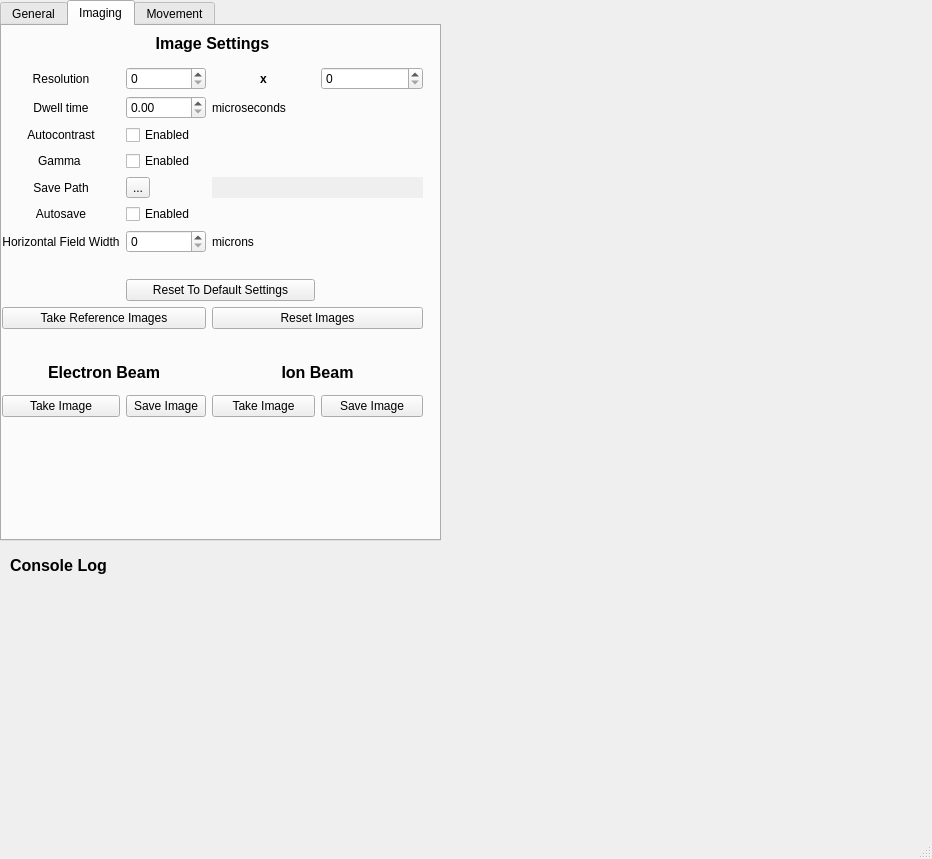
DeMarcoLab/fibsem, file fibsem/ui/qtdesigner_files/connect.ui: the form before one commit.
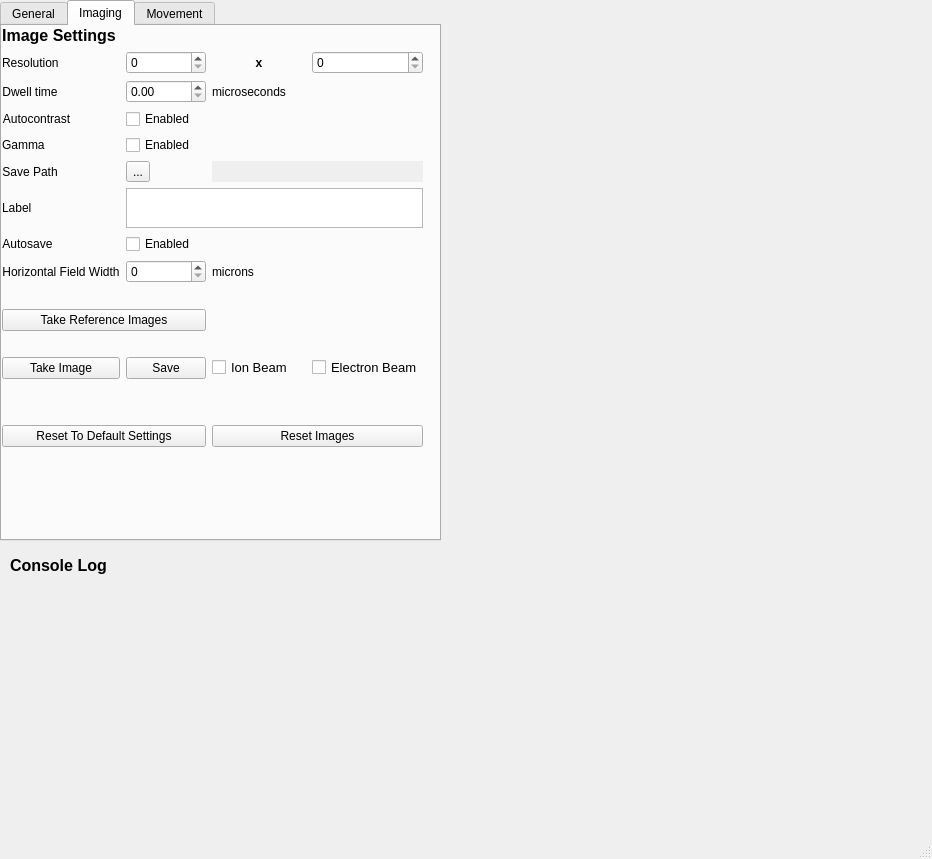
The form after the commit. The open tabs and pages were chosen to show the change.

Diff of the .ui file:
```diff
--- a/fibsem/ui/qtdesigner_files/connect.ui
+++ b/fibsem/ui/qtdesigner_files/connect.ui
@@ -203,7 +203,7 @@
         <x>0</x>
         <y>0</y>
         <width>421</width>
-        <height>391</height>
+        <height>421</height>
        </rect>
       </property>
       <layout class="QGridLayout" name="gridLayout_2">
@@ -214,14 +214,7 @@
          </property>
         </widget>
        </item>
-       <item row="10" column="2" colspan="2">
-        <widget class="QPushButton" name="ResetImage">
-         <property name="text">
-          <string>Reset Images</string>
-         </property>
-        </widget>
-       </item>
-       <item row="5" column="0">
+       <item row="5" column="0" alignment="Qt::AlignLeft">
         <widget class="QLabel" name="label_14">
          <property name="text">
           <string>Save Path</string>
@@ -231,7 +224,7 @@
          </property>
         </widget>
        </item>
-       <item row="3" column="0">
+       <item row="3" column="0" alignment="Qt::AlignLeft">
         <widget class="QLabel" name="label_13">
          <property name="text">
           <string>Autocontrast</string>
@@ -241,6 +234,26 @@
          </property>
         </widget>
        </item>
+       <item row="15" column="2" colspan="2">
+        <widget class="QPushButton" name="ResetImage">
+         <property name="text">
+          <string>Reset Images</string>
+         </property>
+        </widget>
+       </item>
+       <item row="13" column="0" colspan="4">
+        <spacer name="horizontalSpacer_4">
+         <property name="orientation">
+          <enum>Qt::Horizontal</enum>
+         </property>
+         <property name="sizeHint" stdset="0">
+          <size>
+           <width>40</width>
+           <height>20</height>
+          </size>
+         </property>
+        </spacer>
+       </item>
        <item row="1" column="1">
         <widget class="QSpinBox" name="res_width">
          <property name="maximum">
@@ -248,13 +261,6 @@
          </property>
         </widget>
        </item>
-       <item row="13" column="0">
-        <widget class="QPushButton" name="EB_Click">
-         <property name="text">
-          <string>Take Image</string>
-         </property>
-        </widget>
-       </item>
        <item row="1" column="3">
         <widget class="QSpinBox" name="res_height">
          <property name="maximum">
@@ -262,34 +268,24 @@
          </property>
         </widget>
        </item>
-       <item row="12" column="2" colspan="2">
-        <widget class="QLabel" name="label_2">
-         <property name="font">
-          <font>
-           <pointsize>12</pointsize>
-           <weight>75</weight>
-           <bold>true</bold>
-          </font>
-         </property>
+       <item row="4" column="1">
+        <widget class="QCheckBox" name="gamma_enabled">
          <property name="text">
-          <string>Ion Beam</string>
+          <string>Enabled</string>
          </property>
-         <property name="alignment">
-          <set>Qt::AlignCenter</set>
-         </property>
         </widget>
        </item>
-       <item row="13" column="3">
-        <widget class="QPushButton" name="IB_Save">
+       <item row="15" column="0" colspan="2">
+        <widget class="QPushButton" name="reset_image_settings">
          <property name="text">
-          <string>Save Image</string>
+          <string>Reset To Default Settings</string>
          </property>
         </widget>
        </item>
-       <item row="13" column="1">
-        <widget class="QPushButton" name="EB_Save">
+       <item row="12" column="1">
+        <widget class="QPushButton" name="save_button">
          <property name="text">
-          <string>Save Image</string>
+          <string>Save</string>
          </property>
         </widget>
        </item>
@@ -299,21 +295,30 @@
           <string>Resolution</string>
          </property>
          <property name="alignment">
-          <set>Qt::AlignCenter</set>
+          <set>Qt::AlignLeading|Qt::AlignLeft|Qt::AlignVCenter</set>
          </property>
         </widget>
        </item>
-       <item row="7" column="2">
+       <item row="8" column="2">
         <widget class="QLabel" name="label_18">
          <property name="text">
           <string>microns</string>
          </property>
         </widget>
        </item>
-       <item row="2" column="1">
-        <widget class="QDoubleSpinBox" name="dwell_time_setting"/>
+       <item row="12" column="3">
+        <widget class="QCheckBox" name="check_EB">
+         <property name="font">
+          <font>
+           <pointsize>10</pointsize>
+          </font>
+         </property>
+         <property name="text">
+          <string>Electron Beam</string>
+         </property>
+        </widget>
        </item>
-       <item row="0" column="0" colspan="4">
+       <item row="0" column="0" colspan="4" alignment="Qt::AlignLeft">
         <widget class="QLabel" name="label_10">
          <property name="font">
           <font>
@@ -330,14 +335,10 @@
          </property>
         </widget>
        </item>
-       <item row="6" column="1">
-        <widget class="QCheckBox" name="autosave_enable">
-         <property name="text">
-          <string>Enabled </string>
-         </property>
-        </widget>
+       <item row="2" column="1">
+        <widget class="QDoubleSpinBox" name="dwell_time_setting"/>
        </item>
-       <item row="7" column="0">
+       <item row="8" column="0" alignment="Qt::AlignLeft">
         <widget class="QLabel" name="label_17">
          <property name="text">
           <string>Horizontal Field Width</string>
@@ -347,7 +348,14 @@
          </property>
         </widget>
        </item>
-       <item row="8" column="0" colspan="4">
+       <item row="7" column="1">
+        <widget class="QCheckBox" name="autosave_enable">
+         <property name="text">
+          <string>Enabled </string>
+         </property>
+        </widget>
+       </item>
+       <item row="9" column="0" colspan="4">
         <spacer name="horizontalSpacer_2">
          <property name="orientation">
           <enum>Qt::Horizontal</enum>
@@ -360,6 +368,19 @@
          </property>
         </spacer>
        </item>
+       <item row="14" column="0" colspan="4">
+        <spacer name="horizontalSpacer_5">
+         <property name="orientation">
+          <enum>Qt::Horizontal</enum>
+         </property>
+         <property name="sizeHint" stdset="0">
+          <size>
+           <width>40</width>
+           <height>20</height>
+          </size>
+         </property>
+        </spacer>
+       </item>
        <item row="2" column="2">
         <widget class="QLabel" name="label_16">
          <property name="text">
@@ -367,10 +388,25 @@
          </property>
         </widget>
        </item>
-       <item row="13" column="2">
-        <widget class="QPushButton" name="IB_click">
+       <item row="12" column="2">
+        <widget class="QCheckBox" name="check_IB">
+         <property name="font">
+          <font>
+           <pointsize>10</pointsize>
+          </font>
+         </property>
          <property name="text">
-          <string>Take Image</string>
+          <string>Ion Beam</string>
+         </property>
+        </widget>
+       </item>
+       <item row="4" column="0" alignment="Qt::AlignLeft">
+        <widget class="QLabel" name="label_15">
+         <property name="text">
+          <string>Gamma </string>
+         </property>
+         <property name="alignment">
+          <set>Qt::AlignCenter</set>
          </property>
         </widget>
        </item>
@@ -390,23 +426,6 @@
          </property>
         </widget>
        </item>
-       <item row="12" column="0" colspan="2">
-        <widget class="QLabel" name="label">
-         <property name="font">
-          <font>
-           <pointsize>12</pointsize>
-           <weight>75</weight>
-           <bold>true</bold>
-          </font>
-         </property>
-         <property name="text">
-          <string>Electron Beam</string>
-         </property>
-         <property name="alignment">
-          <set>Qt::AlignCenter</set>
-         </property>
-        </widget>
-       </item>
        <item row="5" column="1">
         <widget class="QToolButton" name="open_filepath">
          <property name="text">
@@ -414,7 +433,7 @@
          </property>
         </widget>
        </item>
-       <item row="6" column="0">
+       <item row="7" column="0" alignment="Qt::AlignLeft">
         <widget class="QLabel" name="label_19">
          <property name="text">
           <string>Autosave</string>
@@ -424,7 +443,14 @@
          </property>
         </widget>
        </item>
-       <item row="7" column="1">
+       <item row="12" column="0">
+        <widget class="QPushButton" name="take_image">
+         <property name="text">
+          <string>Take Image</string>
+         </property>
+        </widget>
+       </item>
+       <item row="8" column="1">
         <widget class="QSpinBox" name="hfw_box">
          <property name="maximum">
           <number>5000</number>
@@ -444,7 +470,7 @@
          </property>
         </spacer>
        </item>
-       <item row="2" column="0">
+       <item row="2" column="0" alignment="Qt::AlignLeft">
         <widget class="QLabel" name="label_12">
          <property name="text">
           <string>Dwell time</string>
@@ -454,13 +480,6 @@
          </property>
         </widget>
        </item>
-       <item row="9" column="1" colspan="2">
-        <widget class="QPushButton" name="reset_image_settings">
-         <property name="text">
-          <string>Reset To Default Settings</string>
-         </property>
-        </widget>
-       </item>
        <item row="5" column="2" colspan="2">
         <widget class="QLabel" name="savepath_text">
          <property name="font">
@@ -493,20 +512,21 @@
          </property>
         </widget>
        </item>
-       <item row="4" column="0">
-        <widget class="QLabel" name="label_15">
+       <item row="6" column="0">
+        <widget class="QLabel" name="label">
          <property name="text">
-          <string>Gamma </string>
-         </property>
-         <property name="alignment">
-          <set>Qt::AlignCenter</set>
+          <string>Label</string>
          </property>
         </widget>
        </item>
-       <item row="4" column="1">
-        <widget class="QCheckBox" name="gamma_enabled">
-         <property name="text">
-          <string>Enabled</string>
+       <item row="6" column="1" colspan="3">
+        <widget class="QTextEdit" name="image_label">
+         <property name="html">
+          <string>&lt;!DOCTYPE HTML PUBLIC &quot;-//W3C//DTD HTML 4.0//EN&quot; &quot;http://www.w3.org/TR/REC-html40/strict.dtd&quot;&gt;
+&lt;html&gt;&lt;head&gt;&lt;meta name=&quot;qrichtext&quot; content=&quot;1&quot; /&gt;&lt;style type=&quot;text/css&quot;&gt;
+p, li { white-space: pre-wrap; }
+&lt;/style&gt;&lt;/head&gt;&lt;body style=&quot; font-family:'MS Shell Dlg 2'; font-size:8.25pt; font-weight:400; font-style:normal;&quot;&gt;
+&lt;p style=&quot;-qt-paragraph-type:empty; margin-top:0px; margin-bottom:0px; margin-left:0px; margin-right:0px; -qt-block-indent:0; text-indent:0px;&quot;&gt;&lt;br /&gt;&lt;/p&gt;&lt;/body&gt;&lt;/html&gt;</string>
          </property>
         </widget>
        </item>
```
Left out of the diff: 15 changed lines with no effect on the pictures.
